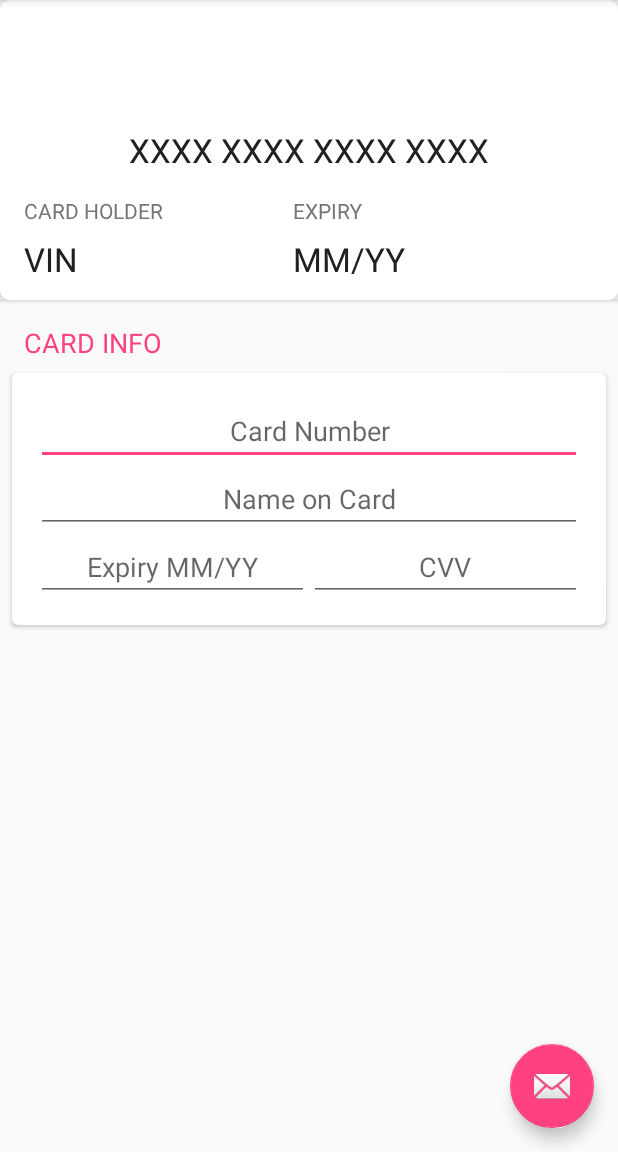
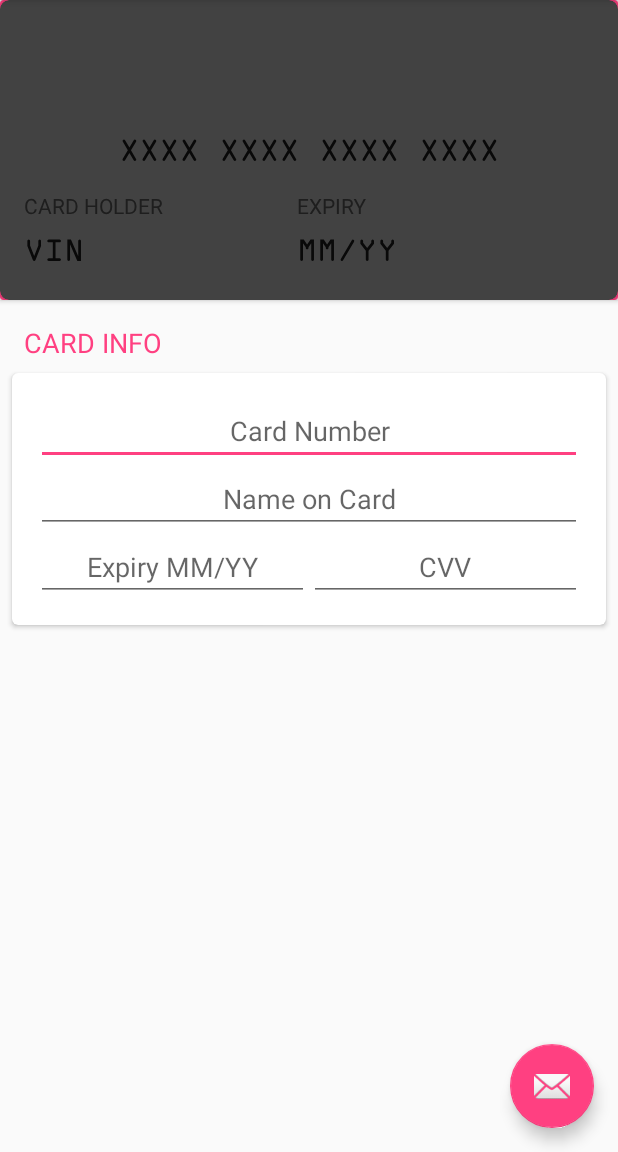
Before and after one commit to theVinesh/CreditCardView, an Android app: the screen it shows after launch (MainActivity), on a phone screen of 412 x 824 dp, the part 84-1236 px from its top. Run offline under Robolectric (Android 15) with nearby library versions, the phone set to English and light mode, and no system bars.

Commit message:
cardForegroundColor and cardBackgroundColor added

```diff
--- a/creditcardview/build.gradle
+++ b/creditcardview/build.gradle
@@ -13,7 +13,7 @@ ext {
     siteUrl = 'https://github.com/VineshRaju/CreditCardView'
     gitUrl = 'https://github.com/VineshRaju/CreditCardView.git'
 
-    libraryVersion = '1.1.3'
+    libraryVersion = '1.1.4'
 
     developerId = 'vineshraju'
     developerName = 'Vinesh Raju'
--- a/creditcardview/src/main/java/xyz/vinesh/creditcardview/CreditCardView.java
+++ b/creditcardview/src/main/java/xyz/vinesh/creditcardview/CreditCardView.java
@@ -126,7 +126,7 @@ public class CreditCardView extends CardView implements ViewPager.OnPageChangeLi
             String sNumber = attributes.getString(R.styleable.CreditCardView_cardNumber) != null ? attributes.getString(R.styleable.CreditCardView_cardNumber) : "XXXXXXXXXXXXXXXX";
             String sExpiry = attributes.getString(R.styleable.CreditCardView_expiry) != null ? attributes.getString(R.styleable.CreditCardView_expiry) : "MM/YY";
             String sCvv = attributes.getString(R.styleable.CreditCardView_cvv) != null ? attributes.getString(R.styleable.CreditCardView_cvv) : "XXX";
-            int color = attributes.getColor(R.styleable.CreditCardView_cardColor, context.getResources().getColor(android.R.color.background_light));
+            int color = attributes.getColor(R.styleable.CreditCardView_cardForegroundColor, context.getResources().getColor(android.R.color.background_light));
             card = new Card(sName, sNumber, sCvv, sExpiry, color);
 
 
--- a/creditcardview/src/main/java/xyz/vinesh/creditcardview/CreditCardViewBack.java
+++ b/creditcardview/src/main/java/xyz/vinesh/creditcardview/CreditCardViewBack.java
@@ -87,7 +87,7 @@ public class CreditCardViewBack extends Fragment implements CardUpdateListener {
 
 
     private void update() {
-        //cardView.setCardBackgroundColor(card.getCardColor());
+        cardView.setCardBackgroundColor(card.getCardColor());
         cvv.setText(card.getCvv());
         refreshLogo(card.getCardNumber());
     }
--- a/creditcardview/src/main/java/xyz/vinesh/creditcardview/CreditCardViewFront.java
+++ b/creditcardview/src/main/java/xyz/vinesh/creditcardview/CreditCardViewFront.java
@@ -97,7 +97,7 @@ public class CreditCardViewFront extends Fragment implements CardUpdateListener
     }
 
     private void update() {
-        //cardView.setCardBackgroundColor(card.getCardColor());
+        cardView.setCardBackgroundColor(card.getCardColor());
         number.setText(introduceGaps(card.getCardNumber()));
         name.setText(card.getCardHolderName());
         expiry.setText(card.getExpiry());
--- a/creditcardview/src/main/res/values/attrs.xml
+++ b/creditcardview/src/main/res/values/attrs.xml
@@ -4,6 +4,6 @@
         <attr name="cardHolderName" format="string" />
         <attr name="expiry" format="string" />
         <attr name="cvv" format="string" />
-        <attr name="cardColor" format="color" />
+        <attr name="cardForegroundColor" format="color" />
     </declare-styleable>
 </resources>
--- a/sample/src/main/res/layout/content_main.xml
+++ b/sample/src/main/res/layout/content_main.xml
@@ -20,6 +20,8 @@
                 android:id="@+id/cvCreditCardView"
                 android:layout_width="wrap_content"
                 android:layout_height="wrap_content"
+                app:cardForegroundColor="@color/cardview_dark_background"
+                app:cardBackgroundColor="@color/colorAccent"
                 app:cardHolderName="Vin" />
 
             <!-- Card info-->
```
Also changed, not shown: creditcardview/src/main/assets/fonts/ocraextended.ttf (added).
